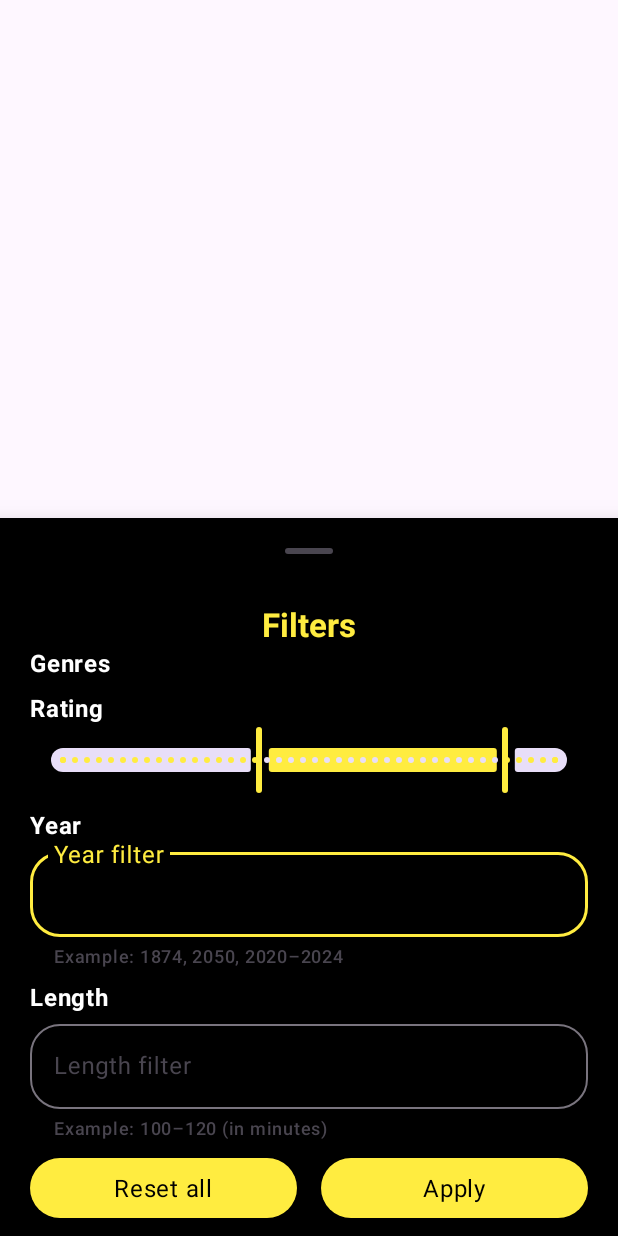
After one commit to Yokunnn/YourMovieBase, an Android app: the layout fragment_filter_bottom_sheet.xml on its own in the app's theme, with its tools: preview values and no code run, on a phone screen of 412 x 824 dp. The commit adds this screen. Run offline under Robolectric (Android 15) with nearby library versions, the phone set to English and light mode, and no system bars.

Commit message:
complete ui of bottom sheet with filters and button directing to it renamed a couple of text views

```diff
--- /dev/null
+++ b/app/src/main/res/layout/fragment_filter_bottom_sheet.xml
@@ -0,0 +1,150 @@
+<?xml version="1.0" encoding="utf-8"?>
+<androidx.coordinatorlayout.widget.CoordinatorLayout xmlns:android="http://schemas.android.com/apk/res/android"
+    xmlns:app="http://schemas.android.com/apk/res-auto"
+    xmlns:tools="http://schemas.android.com/tools"
+    android:id="@+id/bottomSheetParent"
+    android:layout_width="match_parent"
+    android:layout_height="match_parent"
+    tools:context=".presentation.fragment.FilterBottomSheetFragment">
+
+    <androidx.constraintlayout.widget.ConstraintLayout
+        android:id="@+id/bottomSheet"
+        style="@style/Widget.Design.BottomSheet.Modal"
+        android:layout_width="match_parent"
+        android:layout_height="wrap_content"
+        android:background="@color/black"
+        android:paddingHorizontal="@dimen/padding_filters_sheet_horizontal"
+        android:paddingVertical="@dimen/padding_filters_sheet_vertical"
+        app:layout_behavior="com.google.android.material.bottomsheet.BottomSheetBehavior">
+
+        <com.google.android.material.bottomsheet.BottomSheetDragHandleView
+            android:id="@+id/dragHandle"
+            android:layout_width="match_parent"
+            android:layout_height="wrap_content"
+            app:layout_constraintTop_toTopOf="parent" />
+
+        <com.google.android.material.textview.MaterialTextView
+            android:id="@+id/titleTextView"
+            style="@style/TitleLargeTextView"
+            android:layout_width="wrap_content"
+            android:layout_height="wrap_content"
+            android:text="@string/text_filters"
+            app:layout_constraintEnd_toEndOf="parent"
+            app:layout_constraintStart_toStartOf="parent"
+            app:layout_constraintTop_toBottomOf="@id/dragHandle" />
+
+        <com.google.android.material.textview.MaterialTextView
+            android:id="@+id/genreTextView"
+            style="@style/BodyLargeTextView"
+            android:layout_width="wrap_content"
+            android:layout_height="wrap_content"
+            android:text="@string/text_genres"
+            app:layout_constraintStart_toStartOf="parent"
+            app:layout_constraintTop_toBottomOf="@id/titleTextView" />
+
+        <com.google.android.material.chip.ChipGroup
+            android:id="@+id/genreChipGroup"
+            android:layout_width="match_parent"
+            android:layout_height="wrap_content"
+            app:layout_constraintTop_toBottomOf="@id/genreTextView" />
+
+        <com.google.android.material.textview.MaterialTextView
+            android:id="@+id/ratingTextView"
+            style="@style/BodyLargeTextView"
+            android:layout_width="wrap_content"
+            android:layout_height="wrap_content"
+            android:layout_marginTop="@dimen/margin_filter_items"
+            android:text="@string/text_rating"
+            app:layout_constraintStart_toStartOf="parent"
+            app:layout_constraintTop_toBottomOf="@id/genreChipGroup" />
+
+        <com.google.android.material.slider.RangeSlider
+            android:id="@+id/ratingRangeSlider"
+            android:layout_width="match_parent"
+            android:layout_height="wrap_content"
+            android:stepSize="0.1"
+            android:valueFrom="0.0"
+            android:valueTo="10.0"
+            app:layout_constraintTop_toBottomOf="@id/ratingTextView"
+            app:values="@array/init_rating_slider_values" />
+
+        <com.google.android.material.textview.MaterialTextView
+            android:id="@+id/yearTextView"
+            style="@style/BodyLargeTextView"
+            android:layout_width="wrap_content"
+            android:layout_height="wrap_content"
+            android:layout_marginTop="@dimen/margin_filter_items"
+            android:text="@string/text_year"
+            app:layout_constraintStart_toStartOf="parent"
+            app:layout_constraintTop_toBottomOf="@id/ratingRangeSlider" />
+
+        <com.google.android.material.textfield.TextInputLayout
+            android:id="@+id/yearInputLayout"
+            style="@style/TextInputLayout"
+            android:layout_width="match_parent"
+            android:layout_height="wrap_content"
+            android:hint="@string/text_year_filter"
+            app:helperText="@string/helper_year"
+            app:layout_constraintTop_toBottomOf="@id/yearTextView">
+
+            <com.google.android.material.textfield.TextInputEditText
+                android:id="@+id/yearEditText"
+                style="@style/TextInputEditText"
+                android:layout_width="match_parent"
+                android:layout_height="match_parent" />
+
+        </com.google.android.material.textfield.TextInputLayout>
+
+        <com.google.android.material.textview.MaterialTextView
+            android:id="@+id/lengthTextView"
+            style="@style/BodyLargeTextView"
+            android:layout_width="wrap_content"
+            android:layout_height="wrap_content"
+            android:layout_marginTop="@dimen/margin_filter_items"
+            android:text="@string/text_length"
+            app:layout_constraintStart_toStartOf="parent"
+            app:layout_constraintTop_toBottomOf="@id/yearInputLayout" />
+
+        <com.google.android.material.textfield.TextInputLayout
+            android:id="@+id/lengthInputLayout"
+            style="@style/TextInputLayout"
+            android:layout_width="match_parent"
+            android:layout_height="wrap_content"
+            android:hint="@string/text_length_filter"
+            app:helperText="@string/helper_length"
+            app:layout_constraintTop_toBottomOf="@id/lengthTextView">
+
+            <com.google.android.material.textfield.TextInputEditText
+                android:id="@+id/lengthEditText"
+                style="@style/TextInputEditText"
+                android:layout_width="match_parent"
+                android:layout_height="match_parent" />
+
+        </com.google.android.material.textfield.TextInputLayout>
+
+        <com.google.android.material.button.MaterialButton
+            android:id="@+id/resetButton"
+            style="@style/Button"
+            android:layout_width="0dp"
+            android:layout_height="wrap_content"
+            android:layout_marginTop="@dimen/margin_filter_items"
+            android:layout_marginEnd="@dimen/margin_filter_items"
+            android:text="@string/text_reset_all"
+            app:layout_constraintEnd_toStartOf="@id/applyButton"
+            app:layout_constraintStart_toStartOf="parent"
+            app:layout_constraintTop_toBottomOf="@id/lengthInputLayout" />
+
+        <com.google.android.material.button.MaterialButton
+            android:id="@+id/applyButton"
+            style="@style/Button"
+            android:layout_width="0dp"
+            android:layout_height="wrap_content"
+            android:layout_marginStart="@dimen/margin_filter_items"
+            android:text="@string/text_apply"
+            app:layout_constraintEnd_toEndOf="parent"
+            app:layout_constraintStart_toEndOf="@id/resetButton"
+            app:layout_constraintTop_toTopOf="@id/resetButton" />
+
+    </androidx.constraintlayout.widget.ConstraintLayout>
+
+</androidx.coordinatorlayout.widget.CoordinatorLayout>
--- a/app/src/main/res/layout/item_person_small.xml
+++ b/app/src/main/res/layout/item_person_small.xml
@@ -20,7 +20,7 @@
 
     <com.google.android.material.textview.MaterialTextView
         android:id="@+id/nameTextView"
-        style="@style/DetailsTextView"
+        style="@style/BodyMediumTextView"
         android:layout_width="0dp"
         android:layout_height="wrap_content"
         android:layout_marginTop="@dimen/margin_vertical_item_person_small"
--- /dev/null
+++ b/app/src/main/res/values/arrays.xml
@@ -0,0 +1,7 @@
+<?xml version="1.0" encoding="utf-8"?>
+<resources>
+    <array name="init_rating_slider_values">
+        <item>4.0</item>
+        <item>9.0</item>
+    </array>
+</resources>
--- a/app/src/main/res/values/dimens.xml
+++ b/app/src/main/res/values/dimens.xml
@@ -15,4 +15,8 @@
     <dimen name="dimen_item_person_small">100dp</dimen>
     <dimen name="padding_item_person_small">8dp</dimen>
     <dimen name="margin_vertical_item_person_small">4dp</dimen>
+    <dimen name="margin_filter_button">16dp</dimen>
+    <dimen name="padding_filters_sheet_horizontal">20dp</dimen>
+    <dimen name="padding_filters_sheet_vertical">8dp</dimen>
+    <dimen name="margin_filter_items">8dp</dimen>
 </resources>
--- a/app/src/main/res/values/strings.xml
+++ b/app/src/main/res/values/strings.xml
@@ -17,4 +17,14 @@
     <string name="filler_year">2024</string>
     <string name="text_actors">Actors</string>
     <string name="filler_person_name">Matthew McConaughey</string>
+    <string name="text_filters">Filters</string>
+    <string name="text_genres">Genres</string>
+    <string name="text_rating">Rating</string>
+    <string name="text_apply">Apply</string>
+    <string name="text_reset_all">Reset all</string>
+    <string name="text_length_filter">Length filter</string>
+    <string name="helper_length">Example: 100–120 (in minutes)</string>
+    <string name="helper_year">Example: 1874, 2050, 2020–2024</string>
+    <string name="text_year_filter">Year filter</string>
+    <string name="description_filter">filter</string>
 </resources>
--- a/app/src/main/res/values/styles.xml
+++ b/app/src/main/res/values/styles.xml
@@ -26,18 +26,24 @@
         <item name="android:textColor">@color/white</item>
     </style>
 
-    <style name="SubtitleTextView">
+    <style name="TitleMediumTextView">
         <item name="android:textAppearance">@style/TextAppearance.Material3.TitleMedium</item>
         <item name="android:textStyle">bold</item>
         <item name="android:textColor">@color/yellow</item>
     </style>
 
-    <style name="DetailsTextView">
+    <style name="TitleLargeTextView">
+        <item name="android:textAppearance">@style/TextAppearance.Material3.TitleLarge</item>
+        <item name="android:textStyle">bold</item>
+        <item name="android:textColor">@color/yellow</item>
+    </style>
+
+    <style name="BodyMediumTextView">
         <item name="android:textAppearance">@style/TextAppearance.Material3.BodyMedium</item>
         <item name="android:textColor">@color/white</item>
     </style>
 
-    <style name="RatingTextView">
+    <style name="BodyLargeTextView">
         <item name="android:textAppearance">@style/TextAppearance.Material3.BodyLarge</item>
         <item name="android:textColor">@color/white</item>
         <item name="android:textStyle">bold</item>
```
Also changed, not shown: app/src/main/java/ru/zakablukov/yourmoviebase/presentation/fragment/FilterBottomSheetFragment.kt (added, +43 -0 lines), app/src/main/java/ru/zakablukov/yourmoviebase/presentation/fragment/GalleryFragment.kt (+7 -0 lines), app/src/main/res/drawable/icon_filter.xml (added, +13 -0 lines), app/src/main/res/layout/fragment_gallery.xml (+17 -1 lines), app/src/main/res/layout/fragment_movie_details.xml (+10 -10 lines), app/src/main/res/navigation/nav_graph.xml (+8 -0 lines).
